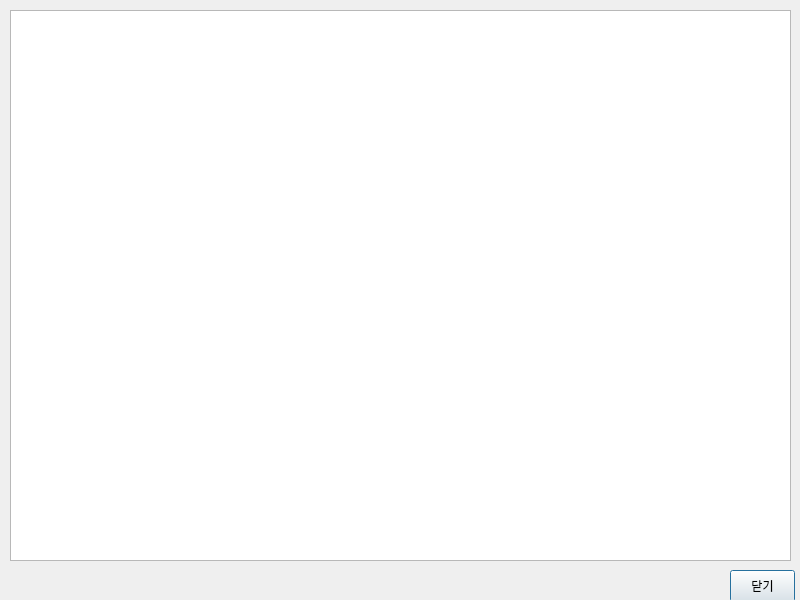
Before: the Qt Designer form qt/mime_raw_message_dialog.ui in chwnam/lifemotif-desktop, drawn with Qt 5.
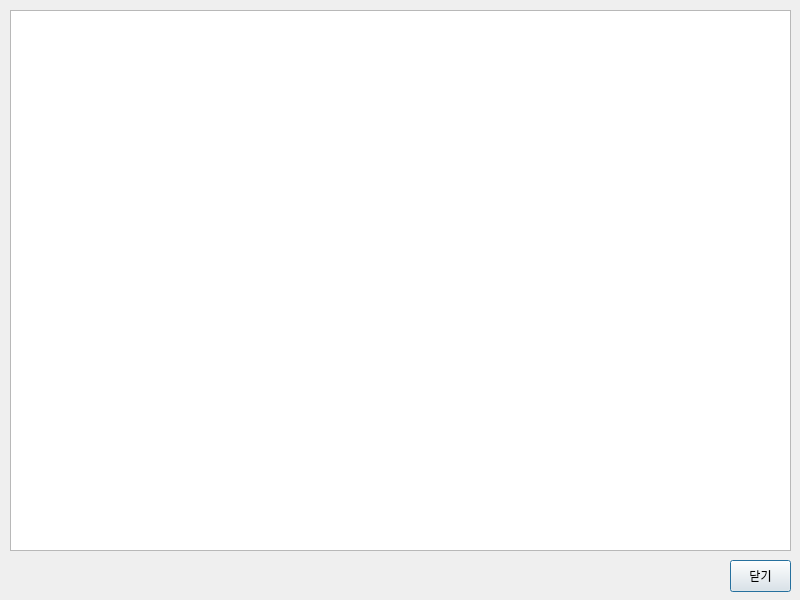
After: the same form once the commit is applied.

Patch:
```diff
--- a/qt/mime_raw_message_dialog.ui
+++ b/qt/mime_raw_message_dialog.ui
@@ -32,8 +32,8 @@
    <property name="geometry">
     <rect>
      <x>730</x>
-     <y>570</y>
-     <width>65</width>
+     <y>560</y>
+     <width>61</width>
      <height>32</height>
     </rect>
    </property>
@@ -47,7 +47,7 @@
      <x>10</x>
      <y>10</y>
      <width>781</width>
-     <height>551</height>
+     <height>541</height>
     </rect>
    </property>
    <property name="readOnly">
```
